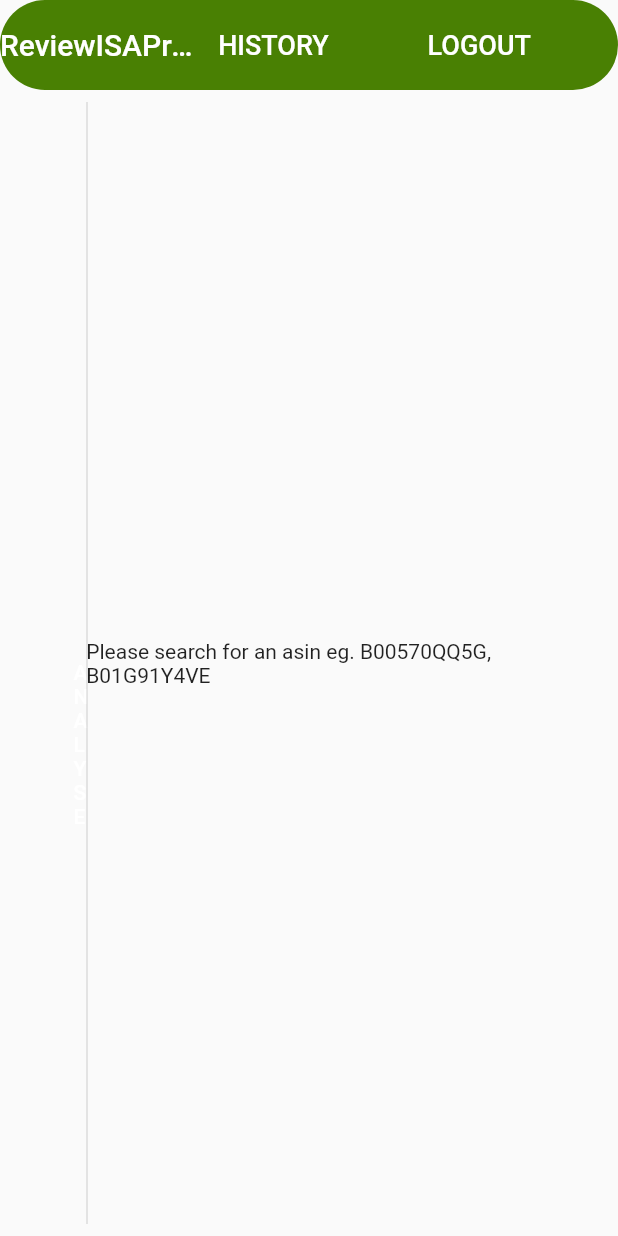
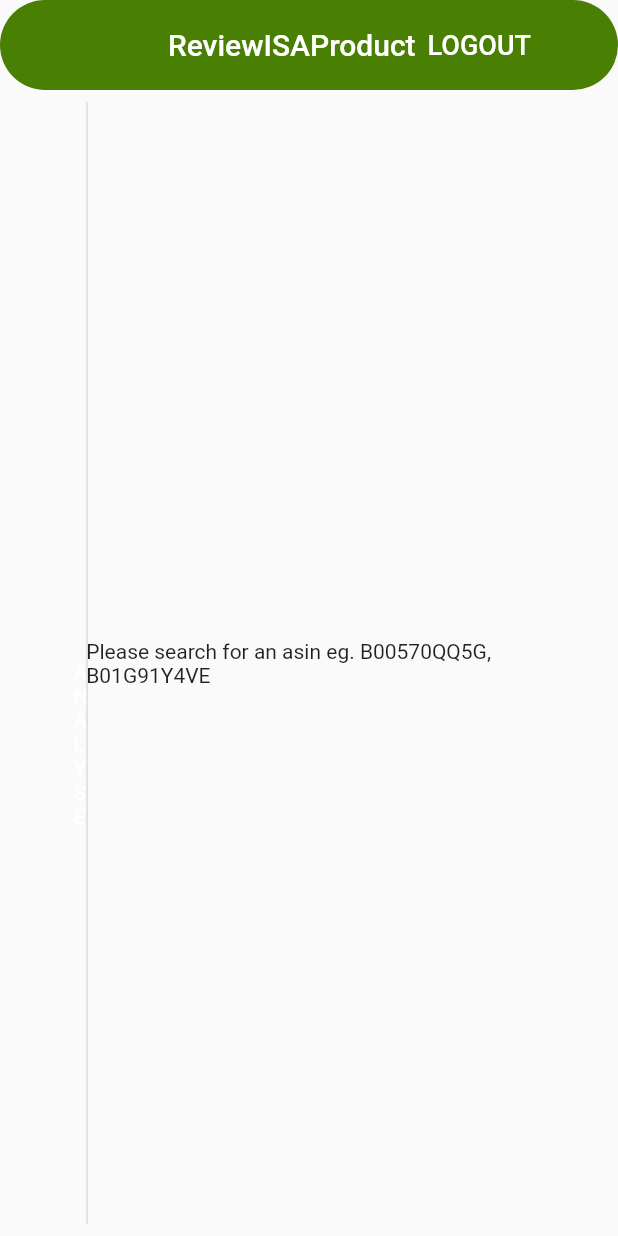
Before and after one commit to anujmodii/review_isa_product, a Flutter app: the screen it shows once a user with an empty profile is signed in, after a tap on "LOGOUT", on a phone screen of 412 x 824 dp. Run offline on Flutter 3.47's test engine with Material 2 defaults, Android fonts, the phone set to English and light mode, and no system bars; our stand-ins replace firebase_auth, google_sign_in; missing offline and left inert: dart:html, flutter_facebook_auth; accounts and stored records are empty; network calls fail.

Commit message:
History page deleted

```diff
--- a/lib/app/home_page.dart
+++ b/lib/app/home_page.dart
@@ -2,7 +2,6 @@ import 'dart:html';
 import 'package:flutter/material.dart';
 import 'package:review_isa_product/app/analysisASIN.dart';
 import 'package:review_isa_product/app/analyzedContents.dart';
-import 'package:review_isa_product/app/history.dart';
 import 'package:review_isa_product/services/auth.dart';
 import 'dart:convert';
 import 'package:flutter/material.dart';
@@ -28,14 +27,6 @@ class _HomePageState extends State<HomePage> {
     }
   }
 
-  void historyPageClicked(BuildContext context) {
-    Navigator.of(context).push(MaterialPageRoute(
-      builder: (context) => HistoryPage(
-        auth: widget.auth,
-      ),
-    ));
-  }
-
   @override
   Widget build(BuildContext context) {
     return Scaffold(
@@ -47,21 +38,6 @@ class _HomePageState extends State<HomePage> {
         shape: RoundedRectangleBorder(borderRadius: BorderRadius.circular(480)),
         elevation: 0.00,
         actions: <Widget>[
-          TextButton(
-            child: Padding(
-              padding: const EdgeInsets.only(
-                right: 50,
-              ),
-              child: Text(
-                'HISTORY',
-                style: TextStyle(
-                  fontSize: 18.0,
-                  color: Colors.white,
-                ),
-              ),
-            ),
-            onPressed: () => historyPageClicked(context),
-          ),
           TextButton(
             child: Padding(
               padding: const EdgeInsets.only(
--- a/lib/services/auth.dart
+++ b/lib/services/auth.dart
@@ -101,11 +101,10 @@ class Auth implements AuthBase {
 
   @override
   Future<void> signOut() async {
-    // un-comment the following code only in release.
-    // final googleSignIn = GoogleSignIn();
-    // await googleSignIn.signOut();
-    // final fbSignIn = FacebookAuth.instance;
-    // await fbSignIn.logOut();
+    final googleSignIn = GoogleSignIn();
+    await googleSignIn.signOut();
+    final fbSignIn = FacebookAuth.instance;
+    await fbSignIn.logOut();
     await _firebaseAuth.signOut();
   }
 }
```
Also changed, not shown: lib/app/history.dart (deleted, +0 -67 lines), 2 other files.
